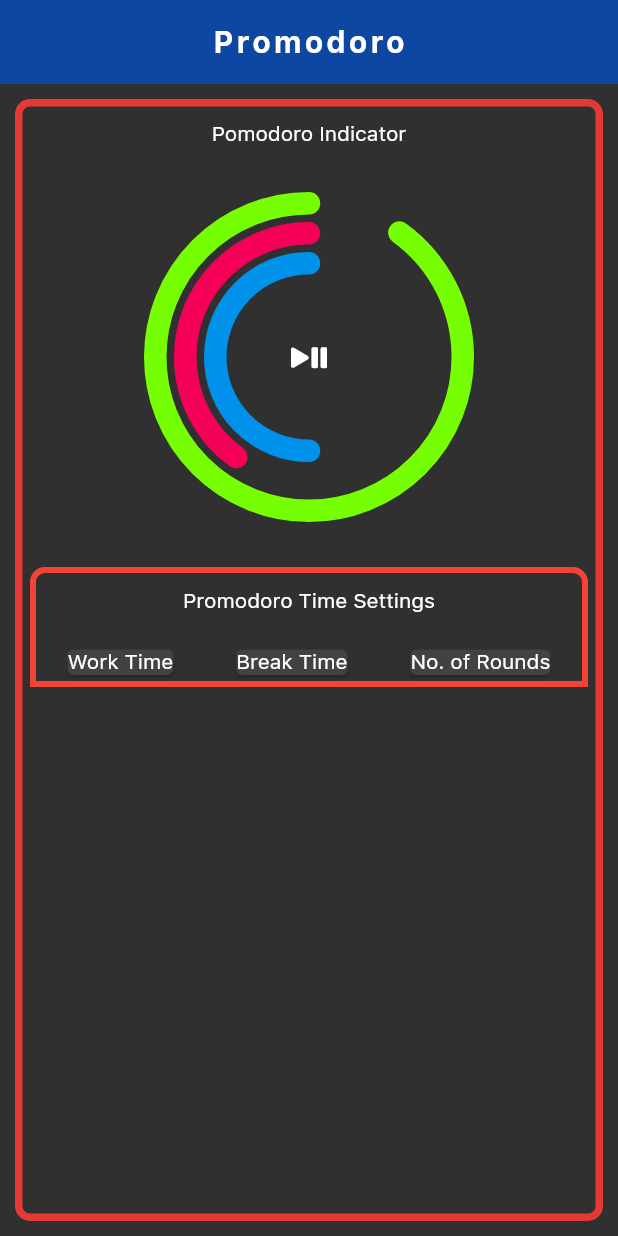
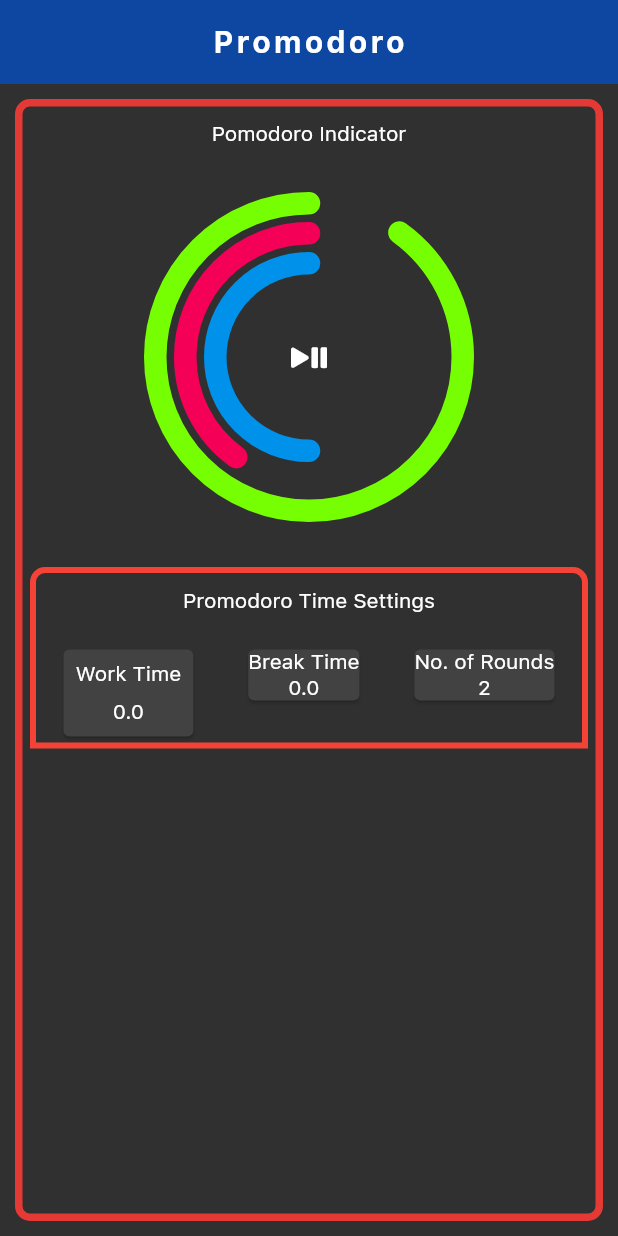
Before and after one commit to Chandram-Dutta/Promodoro, a Flutter app: the screen it shows after launch, on a phone screen of 412 x 824 dp. Run offline on Flutter 3.47's test engine with Material 2 defaults, Android fonts, the phone set to English and light mode, and no system bars; drawn by our look-alikes of percent_indicator.

Commit message:
Minor Changes

```diff
--- a/lib/main.dart
+++ b/lib/main.dart
@@ -23,8 +23,23 @@ class MyApp extends StatelessWidget {
   }
 }
 
-class Home extends StatelessWidget {
+class Home extends StatefulWidget {
   const Home({Key? key}) : super(key: key);
+
+  @override
+  _HomeState createState() => _HomeState();
+}
+
+class _HomeState extends State<Home> {
+  double totalPercent = 0;
+  double totaltimeMin = 0;
+  double totaltimeSec = 0;
+  double restPercent = 0;
+  double resttimeMin = 0;
+  double resttimeSec = 0;
+  double workPercent = 0;
+  double worktimeMin = 0;
+  double worktimeSec = 0;
 
   @override
   Widget build(BuildContext context) {
@@ -114,13 +129,35 @@ class Home extends StatelessWidget {
                             mainAxisAlignment: MainAxisAlignment.spaceAround,
                             children: [
                               Card(
-                                child: Text("Work Time"),
+                                child: Column(
+                                  children: [
+                                    Padding(
+                                      padding: const EdgeInsets.all(8.0),
+                                      child: Text("Work Time"),
+                                    ),
+                                    Padding(
+                                      padding: const EdgeInsets.only(
+                                          left: 8, right: 8, bottom: 8),
+                                      child: Text("$worktimeMin"),
+                                    )
+                                  ],
+                                ),
                               ),
                               Card(
-                                child: Text("Break Time"),
+                                child: Column(
+                                  children: [
+                                    Text("Break Time"),
+                                    Text("$resttimeMin")
+                                  ],
+                                ),
                               ),
                               Card(
-                                child: Text("No. of Rounds"),
+                                child: Column(
+                                  children: [
+                                    Text("No. of Rounds"),
+                                    Text("2"),
+                                  ],
+                                ),
                               ),
                             ],
                           ),
```
Also changed, not shown: 1 other file.
